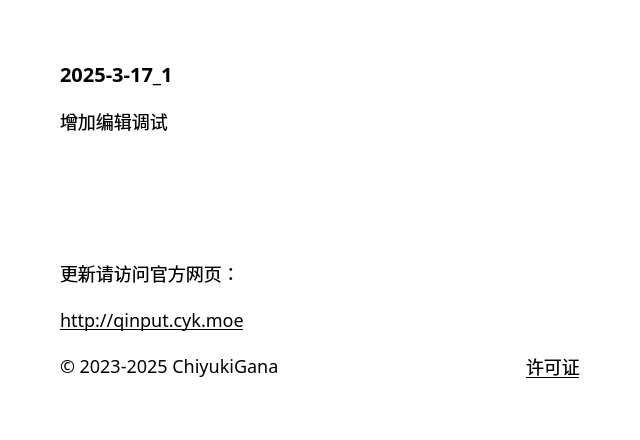
This is source/ui/AboutUi.ui in ChiyukiGana/Quickinput as Qt 5 draws it before an edit. The edited form follows.
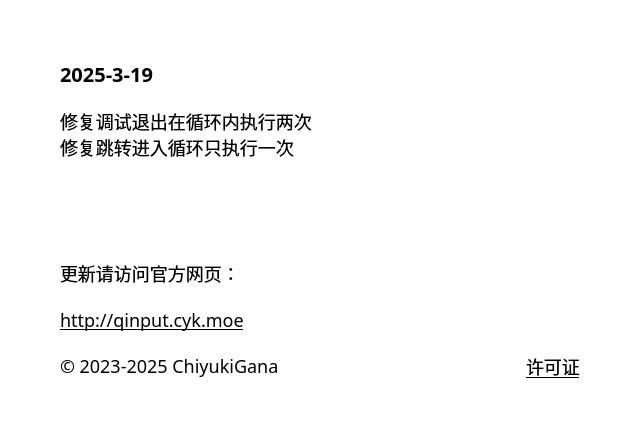
This is the edited form.

```diff
--- a/source/ui/AboutUi.ui
+++ b/source/ui/AboutUi.ui
@@ -91,7 +91,7 @@
          <string notr="true">font-size:20px</string>
         </property>
         <property name="text">
-         <string>2025-3-17_1</string>
+         <string>2025-3-19</string>
         </property>
         <property name="textFormat">
          <enum>Qt::PlainText</enum>
@@ -107,7 +107,8 @@
          </sizepolicy>
         </property>
         <property name="text">
-         <string>增加编辑调试</string>
+         <string>修复调试退出在循环内执行两次
+修复跳转进入循环只执行一次</string>
         </property>
         <property name="textFormat">
          <enum>Qt::PlainText</enum>
```
